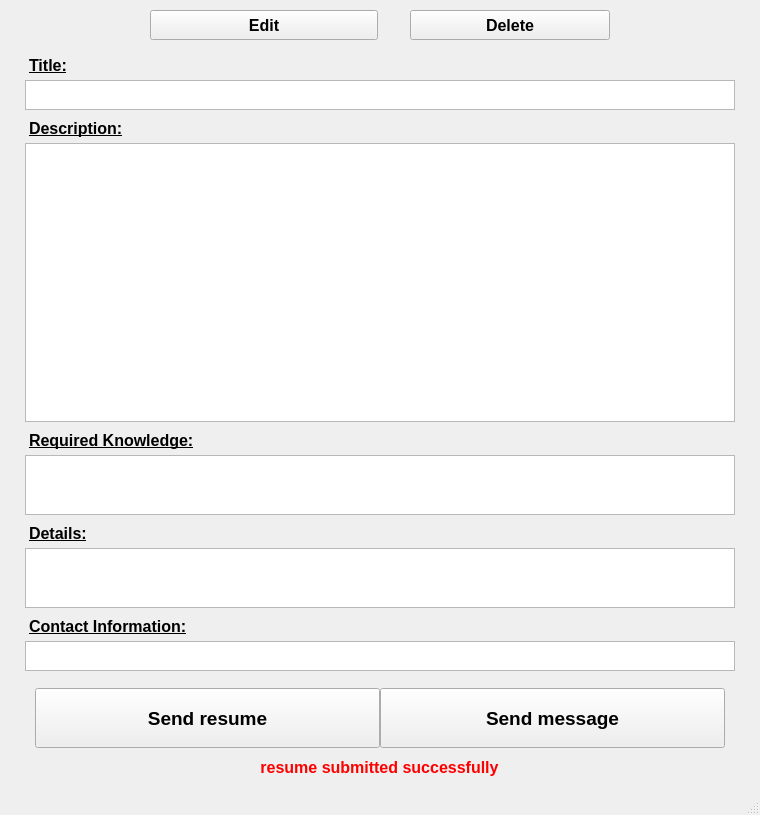
This is ui/Ad_frame.ui in IvnGenza/EasyJob_39 as Qt 5 draws it before an edit. The edited form follows.
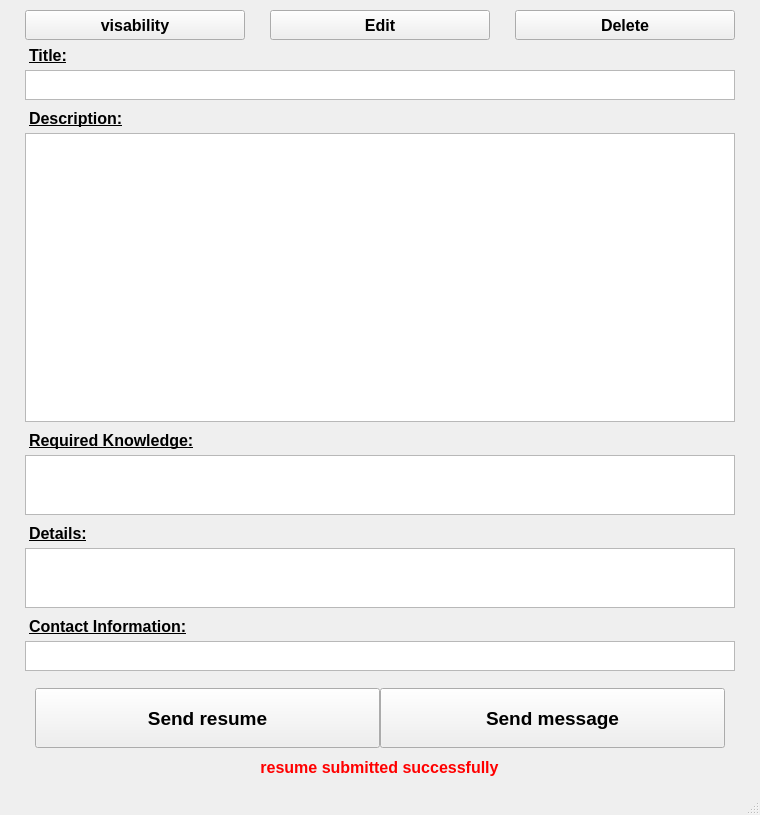
This is the edited form.

Commit message: ui: add visability button

The edit to the form file:
```diff
--- a/ui/Ad_frame.ui
+++ b/ui/Ad_frame.ui
@@ -43,16 +43,39 @@
      <number>10</number>
     </property>
     <item>
-     <layout class="QHBoxLayout" name="horizontalLayout_2">
-      <property name="leftMargin">
-       <number>125</number>
+     <layout class="QHBoxLayout" name="horizontalLayout">
+      <property name="spacing">
+       <number>25</number>
       </property>
-      <property name="rightMargin">
-       <number>125</number>
-      </property>
-      <property name="bottomMargin">
-       <number>10</number>
-      </property>
+      <item>
+       <widget class="QPushButton" name="visability_ad_button">
+        <property name="minimumSize">
+         <size>
+          <width>200</width>
+          <height>30</height>
+         </size>
+        </property>
+        <property name="maximumSize">
+         <size>
+          <width>250</width>
+          <height>30</height>
+         </size>
+        </property>
+        <property name="font">
+         <font>
+          <pointsize>12</pointsize>
+          <weight>75</weight>
+          <bold>true</bold>
+         </font>
+        </property>
+        <property name="cursor">
+         <cursorShape>PointingHandCursor</cursorShape>
+        </property>
+        <property name="text">
+         <string>visability</string>
+        </property>
+       </widget>
+      </item>
       <item>
        <widget class="QPushButton" name="edit_ad_button">
         <property name="minimumSize">
@@ -82,7 +105,7 @@
         </property>
        </widget>
       </item>
-      <item alignment="Qt::AlignRight">
+      <item>
        <widget class="QPushButton" name="delete_ad_button">
         <property name="minimumSize">
          <size>
```
